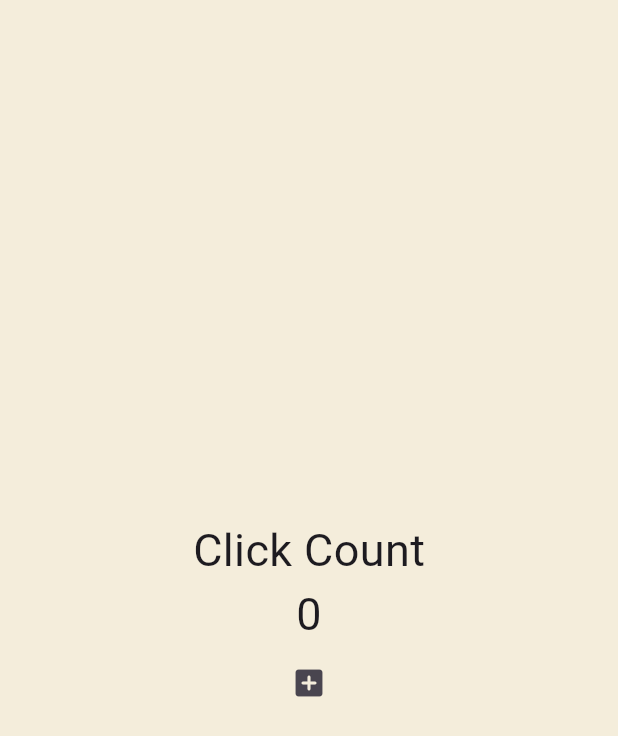
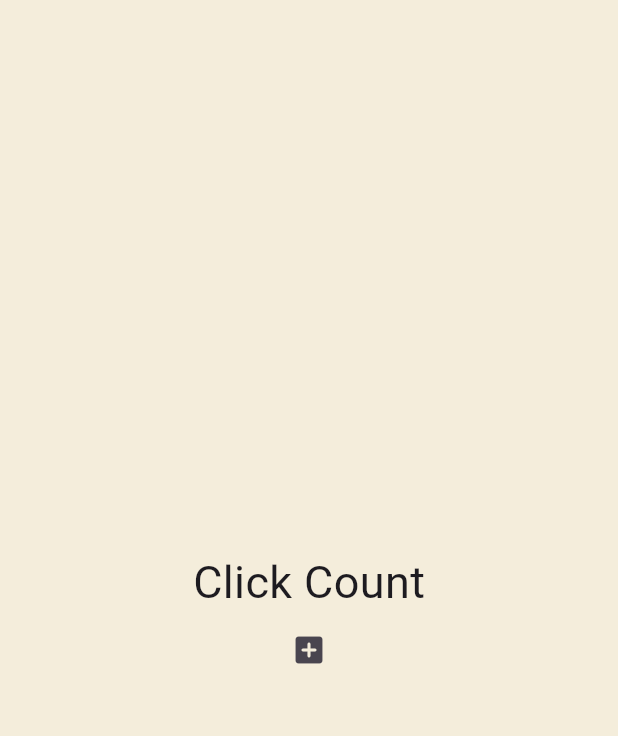
Before and after one commit to 0407chan/flutter_stateful_widget, a Flutter app: the screen it shows after launch, on a phone screen of 412 x 824 dp. Shown: the top 736 px of the screen. Run offline on Flutter 3.47's test engine with Material 3 defaults, Android fonts, the light colour scheme and no system bars.

Commit message:
4.2. setState 설명

```diff
--- a/lib/main.dart
+++ b/lib/main.dart
@@ -12,11 +12,11 @@
 }
 
 class _AppState extends State<App> {
-  int counter = 0;
+  List<int> numbers = [];
 
   void onClick() {
     setState(() {
-      counter++;
+      numbers.add(numbers.length);
     });
   }
 
@@ -35,12 +35,7 @@
                   fontSize: 30,
                 ),
               ),
-              Text(
-                "$counter",
-                style: const TextStyle(
-                  fontSize: 30,
-                ),
-              ),
+              for (var n in numbers) Text('$n'),
               IconButton(
                 onPressed: onClick,
                 icon: const Icon(
```
